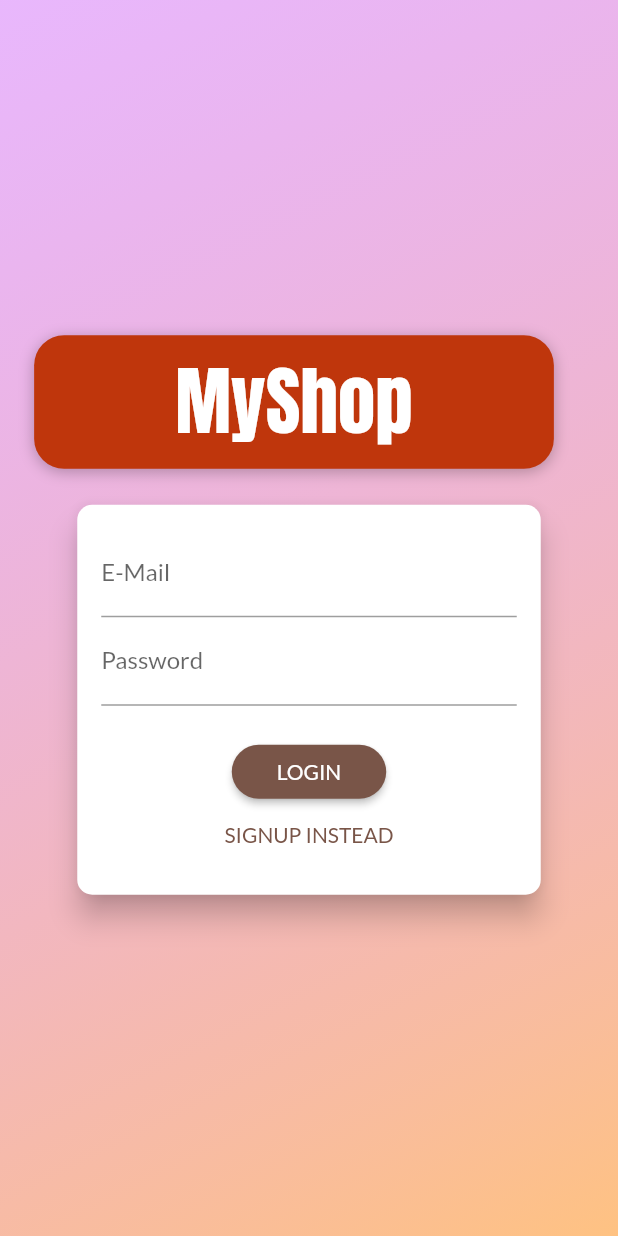
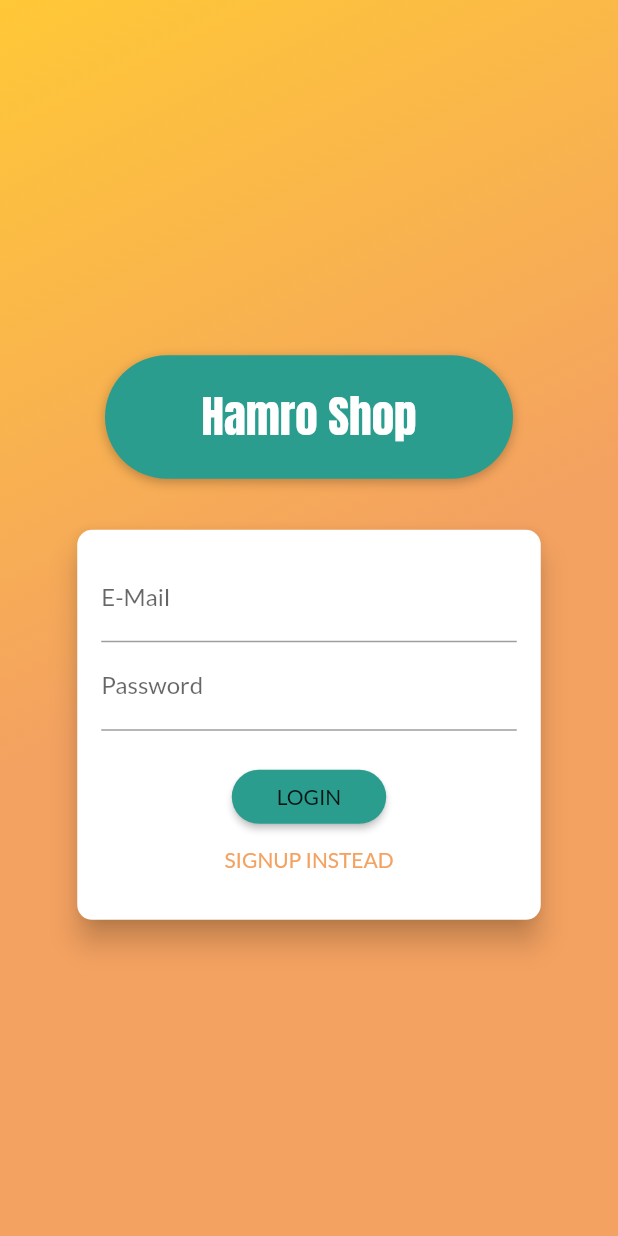
Before and after one commit to rahulkarki312/cart_app, a Flutter app: the screen it shows after launch, on a phone screen of 412 x 824 dp. Run offline on Flutter 3.47's test engine with Material 2 defaults, Android fonts, the phone set to English and light mode, and no system bars; our stand-ins replace shared_preferences.

Commit message:
UI updated and email of the user added

```diff
--- a/lib/main.dart
+++ b/lib/main.dart
@@ -45,8 +45,12 @@ class MyApp extends StatelessWidget {
           builder: (ctx, auth, _) => MaterialApp(
             debugShowCheckedModeBanner: false,
             theme: ThemeData(
-                primaryColor: Colors.brown,
-                accentColor: Color.fromARGB(255, 108, 150, 61),
+                // green: rgba(42, 157, 143, 1)
+                // brown (light): rgba(233, 196, 106, 1)
+                //orange: rgba(244, 162, 97, 1)
+                primaryColor: Color.fromRGBO(244, 162, 97, 1), //orange
+                // accentColor: Color.fromRGBO(233, 196, 106, 1), // yellow
+                accentColor: Color.fromRGBO(42, 157, 143, 1), //green
                 fontFamily: "Lato"),
             title: " ",
             home: auth.isAuth
--- a/lib/screens/auth_screen.dart
+++ b/lib/screens/auth_screen.dart
@@ -1,6 +1,8 @@
 import 'dart:math';
 
+import 'package:flutter/cupertino.dart';
 import 'package:flutter/material.dart';
+import 'package:flutter/rendering.dart';
 import 'package:provider/provider.dart';
 
 import '../providers/auth.dart';
@@ -22,16 +24,18 @@ class AuthScreen extends StatelessWidget {
         children: <Widget>[
           Container(
             decoration: BoxDecoration(
+              // color: Theme.of(context).primaryColor,
               gradient: LinearGradient(
                   colors: [
-                  Color.fromRGBO(215, 117, 255, 1).withOpacity(0.5),
-                  Color.fromRGBO(255, 188, 117, 1).withOpacity(0.9),
+                    Color.fromRGBO(255, 200, 55, 1), //rgba(255, 200, 55, 1)
+                    // Color.fromRGBO(255, 128, 8, 1) ,//rgba(255, 128, 8, 1)
+                    Theme.of(context).primaryColor
                   ],
                   begin: Alignment.topLeft,
                   end: Alignment.bottomRight,
-                stops: [0, 1],
+                  stops: [0, 0.5]),
             ),
-            ),
+            // borderRadius: BorderRadius.circular(30)
           ),
           SingleChildScrollView(
             child: Container(
@@ -42,34 +46,34 @@ class AuthScreen extends StatelessWidget {
                 crossAxisAlignment: CrossAxisAlignment.center,
                 children: <Widget>[
                   Flexible(
+                    flex: 0,
+                    fit: FlexFit.tight,
                     child: Container(
-                      margin: EdgeInsets.only(bottom: 20.0),
+                      height: MediaQuery.of(context).size.height * 0.10,
+                      margin:
+                          EdgeInsets.symmetric(vertical: 30.0, horizontal: 70),
                       padding:
-                          EdgeInsets.symmetric(vertical: 8.0, horizontal: 94.0),
-                      transform: Matrix4.rotationZ(-0 * pi / 180)
-                        ..translate(-10.0),
-                      // ..translate(-10.0),
+                          EdgeInsets.symmetric(vertical: 2.0, horizontal: 14.0),
                       decoration: BoxDecoration(
-                        borderRadius: BorderRadius.circular(20),
-                        color: Colors.deepOrange.shade900,
+                        borderRadius: BorderRadius.circular(50),
+                        color: Theme.of(context).accentColor,
                         boxShadow: [
                           BoxShadow(
-                            blurRadius: 8,
+                            blurRadius: 6,
                             color: Colors.black26,
                             offset: Offset(0, 2),
                           )
                         ],
                       ),
+                      child: Center(
                         child: Text(
-                        'MyShop',
+                          'Hamro Shop',
                           style: TextStyle(
-                          color: Theme.of(context)
-                              .accentTextTheme
-                              .titleMedium!
-                              .color,
-                          fontSize: 50,
+                            color: Colors.white,
                             fontFamily: 'Anton',
+                            fontSize: 30,
                             fontWeight: FontWeight.normal,
+                          ),
                         ),
                       ),
                     ),
@@ -252,7 +256,7 @@ class _AuthCardState extends State<AuthCard> {
                     ),
                     padding:
                         EdgeInsets.symmetric(horizontal: 30.0, vertical: 8.0),
-                    color: Theme.of(context).primaryColor,
+                    color: Theme.of(context).accentColor,
                     textColor: Theme.of(context).primaryTextTheme.button!.color,
                   ),
                 FlatButton(
--- a/lib/screens/cart_screen.dart
+++ b/lib/screens/cart_screen.dart
@@ -74,7 +74,7 @@ class CartScreen extends StatelessWidget {
                   Spacer(),
                   Chip(
                     label: Text(
-                      '\$${cart.totalAmount.toStringAsFixed(2)}',
+                      'Rs.${cart.totalAmount.toStringAsFixed(2)}',
                       style: TextStyle(
                         color: Theme.of(context)
                             .primaryTextTheme
--- a/lib/screens/edit_product_screen.dart
+++ b/lib/screens/edit_product_screen.dart
@@ -133,6 +133,7 @@ class _EditProductScreenState extends State<EditProductScreen> {
     // TODO: implement build
     return Scaffold(
       appBar: AppBar(
+        backgroundColor: Theme.of(context).primaryColor,
         title: Text("Edit Product"),
         actions: [IconButton(onPressed: _saveForm, icon: Icon(Icons.save))],
       ),
--- a/lib/screens/orders_screen.dart
+++ b/lib/screens/orders_screen.dart
@@ -17,6 +17,7 @@ class OrdersScreen extends StatelessWidget {
     return Scaffold(
       appBar: AppBar(
         title: Text('Your Orders'),
+        backgroundColor: Theme.of(context).primaryColor,
       ),
       drawer: AppDrawer(),
       body: FutureBuilder(
--- a/lib/screens/products_overview_page.dart
+++ b/lib/screens/products_overview_page.dart
@@ -50,8 +50,8 @@ class _ProductsOverviewScreenState extends State<ProductsOverviewScreen> {
   Widget build(BuildContext context) {
     return Scaffold(
       appBar: AppBar(
-        title: Text('MyShop'),
         backgroundColor: Theme.of(context).primaryColor,
+        title: Text('Hamro Shop'),
         actions: <Widget>[
           PopupMenuButton(
             onSelected: (FilterOptions selectedValue) {
@@ -64,7 +64,8 @@ class _ProductsOverviewScreenState extends State<ProductsOverviewScreen> {
               });
             },
             icon: Icon(
-              Icons.more_vert,
+              Icons.more_horiz,
+              size: 40,
             ),
             itemBuilder: (_) => [
               PopupMenuItem(
@@ -85,6 +86,7 @@ class _ProductsOverviewScreenState extends State<ProductsOverviewScreen> {
             child: IconButton(
               icon: Icon(
                 Icons.shopping_cart,
+                size: 30,
               ),
               onPressed: () {
                 Navigator.of(context).pushNamed(CartScreen.routeName);
--- a/lib/screens/user_products_screen.dart
+++ b/lib/screens/user_products_screen.dart
@@ -23,6 +23,7 @@ class UserProductsScreen extends StatelessWidget {
     return Scaffold(
       drawer: AppDrawer(),
       appBar: AppBar(
+        backgroundColor: Theme.of(context).primaryColor,
         title: Text(" Edit Products"),
         actions: [
           IconButton(
@@ -30,11 +31,6 @@ class UserProductsScreen extends StatelessWidget {
                 Navigator.of(context).pushNamed(EditProductScreen.routeName);
               },
               icon: Icon(Icons.add)),
-          IconButton(
-              onPressed: () {
-                _refreshProducts(context);
-              },
-              icon: Icon(Icons.refresh))
         ],
       ),
       body: FutureBuilder(
--- a/lib/widgets/cart_item.dart
+++ b/lib/widgets/cart_item.dart
@@ -67,6 +67,7 @@ class CartItem extends StatelessWidget {
           padding: EdgeInsets.all(8),
           child: ListTile(
             leading: CircleAvatar(
+              backgroundColor: Theme.of(context).accentColor,
               child: Padding(
                 padding: EdgeInsets.all(5),
                 child: FittedBox(
--- a/lib/widgets/products_grid.dart
+++ b/lib/widgets/products_grid.dart
@@ -27,7 +27,7 @@ class ProductsGrid extends StatelessWidget {
       ),
       gridDelegate: SliverGridDelegateWithFixedCrossAxisCount(
         crossAxisCount: 2,
-        childAspectRatio: 3 / 2,
+        childAspectRatio: 2 / 2.5,
         crossAxisSpacing: 10,
         mainAxisSpacing: 10,
       ),
```
Also changed, not shown: lib/providers/auth.dart (+13 -2 lines), lib/providers/products.dart (+9 -25 lines), lib/screens/product_detail_screen.dart (+21 -9 lines), lib/widgets/app_drawer.dart (+17 -1 lines), lib/widgets/product_item.dart (+37 -17 lines). Lines whose indentation alone changed are shown as unchanged.
